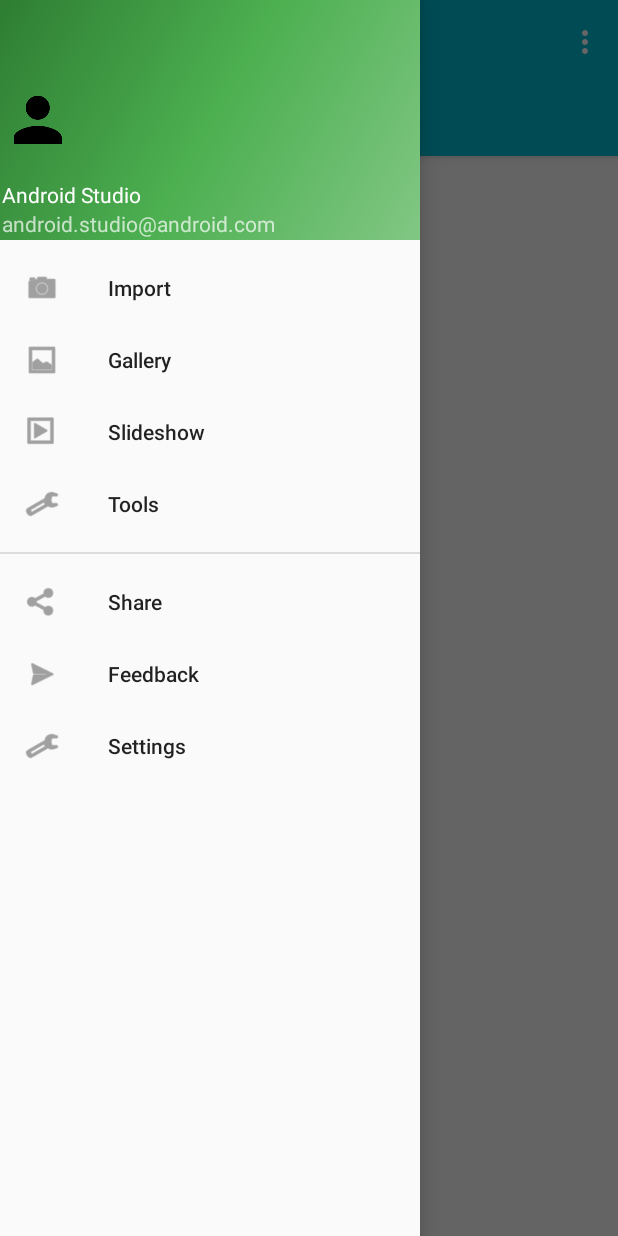
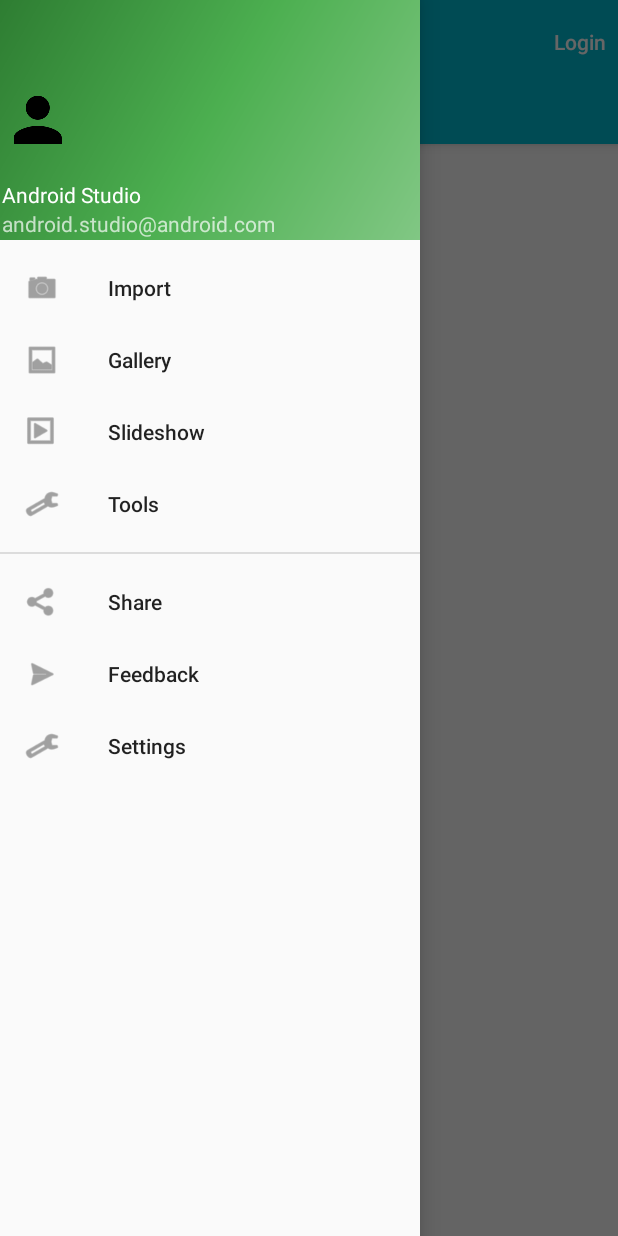
Before and after one commit to fan123199/v2ex-simple, an Android app: the screen it shows after launch (MainActivity), with the side drawer open, on a phone screen of 412 x 824 dp. Run offline under Robolectric (Android 15) with nearby library versions, the phone set to English and light mode, and no system bars; our stand-ins replace CircleImageView, Volley; pictures from the network do not load; 7 statements that could not run were skipped.

Commit message:
minor UI change: change tablayout height, change login menu caps.

```diff
--- a/app/src/main/java/im/fdx/v2ex/ui/MainActivity.java
+++ b/app/src/main/java/im/fdx/v2ex/ui/MainActivity.java
@@ -79,8 +79,8 @@ public class MainActivity extends AppCompatActivity implements NavigationView.On
     @Override
     public boolean onOptionsItemSelected(MenuItem item) {
         switch (item.getItemId()) {
-            case R.id.menu_refresh:
-                break;
+//            case R.id.menu_refresh:
+//                break;
             case R.id.menu_login:
                 startActivity(new Intent(MainActivity.this,LoginActivity.class));
                 break;
--- a/app/src/main/res/layout/activity_main_content.xml
+++ b/app/src/main/res/layout/activity_main_content.xml
@@ -18,7 +18,7 @@
             android:id="@+id/sliding_tabs"
             style="@style/MyCustomTabLayout"
             android:layout_width="match_parent"
-            android:layout_height="wrap_content"
+            android:layout_height="40dp"
             app:tabMode="scrollable" />
 
     </android.support.design.widget.AppBarLayout>
--- a/app/src/main/res/menu/menu_main.xml
+++ b/app/src/main/res/menu/menu_main.xml
@@ -1,12 +1,12 @@
 <menu xmlns:android="http://schemas.android.com/apk/res/android"
     xmlns:app="http://schemas.android.com/apk/res-auto">
-    <item
-        android:id="@+id/menu_refresh"
-        android:title="@string/menu_refresh"
-        android:icon="@drawable/ic_refresh_black_24dp"
-        app:showAsAction="never" />
+    <!--<item-->
+    <!--android:id="@+id/menu_refresh"-->
+    <!--android:title="@string/menu_refresh"-->
+    <!--android:icon="@drawable/ic_refresh_black_24dp"-->
+    <!--app:showAsAction="never" />-->
     <item
         android:id="@+id/menu_login"
         android:title="@string/login"
-        app:showAsAction="never"/>
+        app:showAsAction="ifRoom" />
 </menu>
--- a/app/src/main/res/values-v21/styles.xml
+++ b/app/src/main/res/values-v21/styles.xml
@@ -31,8 +31,8 @@
         <item name="tabIndicatorColor">?attr/colorAccent</item>
         <!--<item name="tabBackground">?attr/colorPrimary</item>-->
 
-        <item name="tabPaddingStart">24dp</item>
-        <item name="tabPaddingEnd">24dp</item>
+        <item name="tabPaddingStart">16dp</item>
+        <item name="tabPaddingEnd">16dp</item>
     </style>
 
     <style name="AppTheme.Light.Dialog" parent="@style/AppTheme.NoActionBar">
--- a/app/src/main/res/values/styles.xml
+++ b/app/src/main/res/values/styles.xml
@@ -21,7 +21,10 @@
 
     </style>
 
-    <style name="AppTheme.AppBarOverlay" parent="ThemeOverlay.AppCompat.Dark.ActionBar" />
+    <style name="AppTheme.AppBarOverlay" parent="ThemeOverlay.AppCompat.Dark.ActionBar">
+        <item name="android:textAllCaps">false</item>
+    </style>
+
     <style name="AppTheme.PopupOverlay" parent="ThemeOverlay.AppCompat.Light" />
 
 
```
Also changed, not shown: app/src/main/java/im/fdx/v2ex/ui/DetailsActivity.java (+8 -8 lines).
